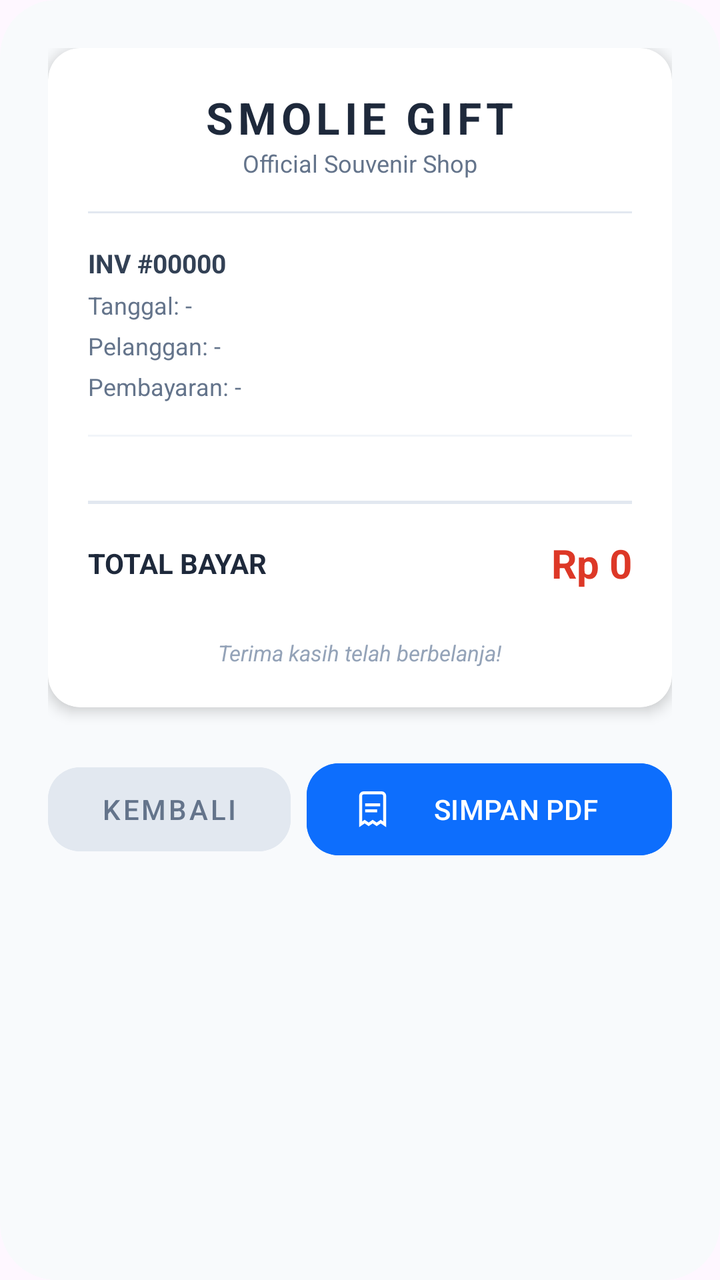
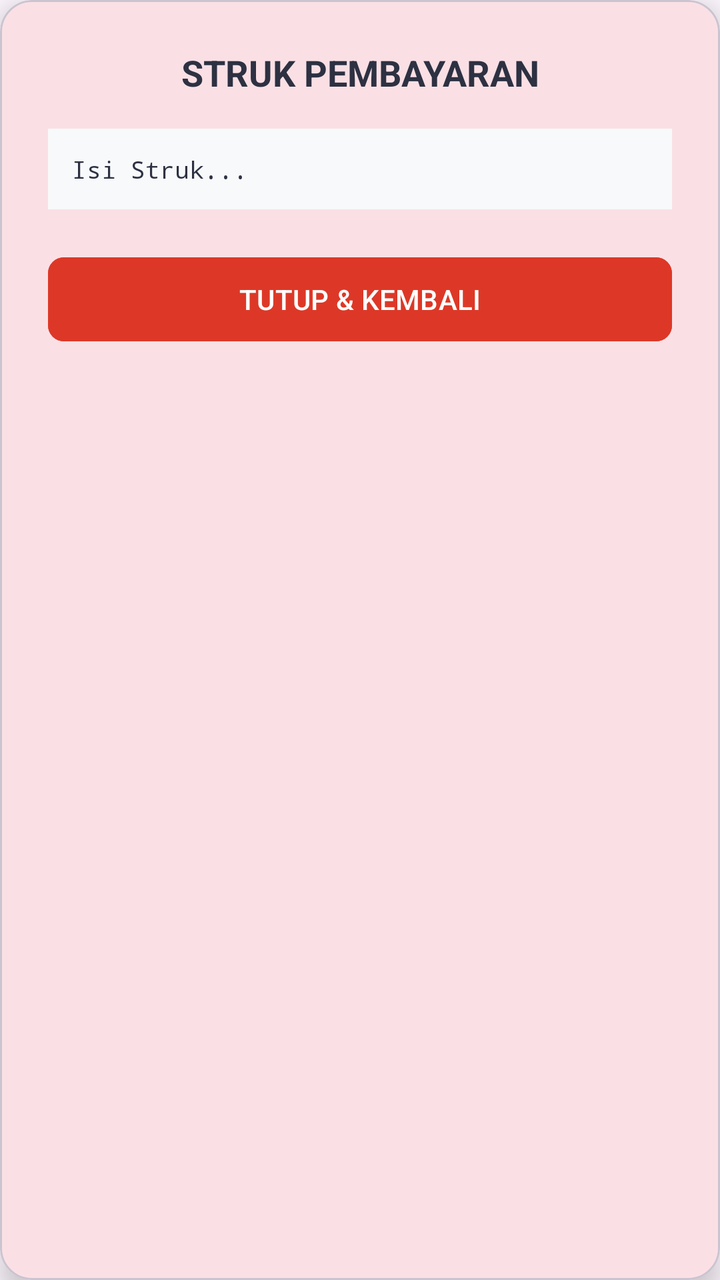

An Android layout rendered at two revisions. The XML below is the earlier revision; the diff shows what the commit changed to produce the second picture.
<!-- AndroidManifest.xml: application theme Theme.SmolieGiftMobile -->
<!-- res/layout/dialog_struk.xml -->
<?xml version="1.0" encoding="utf-8"?>
<com.google.android.material.card.MaterialCardView xmlns:android="http://schemas.android.com/apk/res/android"
    xmlns:app="http://schemas.android.com/apk/res-auto"
    android:layout_width="match_parent"
    android:layout_height="wrap_content"
    app:cardCornerRadius="28dp"
    app:cardElevation="0dp"
    app:strokeWidth="0dp"
    app:cardBackgroundColor="#F8FAFC">

    <LinearLayout
        android:layout_width="match_parent"
        android:layout_height="wrap_content"
        android:orientation="vertical"
        android:padding="24dp">

        
        <com.google.android.material.card.MaterialCardView
            android:layout_width="match_parent"
            android:layout_height="wrap_content"
            app:cardCornerRadius="16dp"
            app:cardElevation="4dp"
            app:strokeWidth="0dp"
            app:cardBackgroundColor="#FFFFFF">

            <LinearLayout
                android:layout_width="match_parent"
                android:layout_height="wrap_content"
                android:orientation="vertical"
                android:padding="20dp">

                <TextView
                    android:layout_width="wrap_content"
                    android:layout_height="wrap_content"
                    android:text="SMOLIE GIFT"
                    android:textSize="22sp"
                    android:textStyle="bold"
                    android:textColor="#1E293B"
                    android:layout_gravity="center"
                    android:letterSpacing="0.1" />

                <TextView
                    android:layout_width="wrap_content"
                    android:layout_height="wrap_content"
                    android:text="Official Souvenir Shop"
                    android:textSize="12sp"
                    android:textColor="#64748B"
                    android:layout_gravity="center"
                    android:layout_marginBottom="16dp" />

                <View
                    android:layout_width="match_parent"
                    android:layout_height="1dp"
                    android:background="#E2E8F0"
                    android:layout_marginBottom="16dp" />

                <TextView
                    android:id="@+id/tvStrukInv"
                    android:layout_width="wrap_content"
                    android:layout_height="wrap_content"
                    android:text="INV #00000"
                    android:textSize="13sp"
                    android:textStyle="bold"
                    android:textColor="#334155" />

                <TextView
                    android:id="@+id/tvStrukTanggal"
                    android:layout_width="wrap_content"
                    android:layout_height="wrap_content"
                    android:text="Tanggal: -"
                    android:textSize="12sp"
                    android:textColor="#64748B"
                    android:layout_marginTop="4dp" />

                <TextView
                    android:id="@+id/tvStrukNama"
                    android:layout_width="wrap_content"
                    android:layout_height="wrap_content"
                    android:text="Pelanggan: -"
                    android:textSize="12sp"
                    android:textColor="#64748B"
                    android:layout_marginTop="4dp" />

                <TextView
                    android:id="@+id/tvStrukMetode"
                    android:layout_width="wrap_content"
                    android:layout_height="wrap_content"
                    android:text="Pembayaran: -"
                    android:textSize="12sp"
                    android:textColor="#64748B"
                    android:layout_marginTop="4dp" />

                <View
                    android:layout_width="match_parent"
                    android:layout_height="1dp"
                    android:background="#F1F5F9"
                    android:layout_marginTop="16dp"
                    android:layout_marginBottom="16dp" />

                <LinearLayout
                    android:id="@+id/llStrukItems"
                    android:layout_width="match_parent"
                    android:layout_height="wrap_content"
                    android:orientation="vertical" />

                <View
                    android:layout_width="match_parent"
                    android:layout_height="1.5dp"
                    android:background="#E2E8F0"
                    android:layout_marginTop="16dp"
                    android:layout_marginBottom="16dp" />

                <RelativeLayout
                    android:layout_width="match_parent"
                    android:layout_height="wrap_content">
                    <TextView
                        android:layout_width="wrap_content"
                        android:layout_height="wrap_content"
                        android:text="TOTAL BAYAR"
                        android:textStyle="bold"
                        android:textColor="#1E293B"
                        android:layout_centerVertical="true" />
                    <TextView
                        android:id="@+id/tvStrukTotal"
                        android:layout_width="wrap_content"
                        android:layout_height="wrap_content"
                        android:text="Rp 0"
                        android:textSize="20sp"
                        android:textStyle="bold"
                        android:textColor="#DD3827"
                        android:layout_alignParentEnd="true" />
                </RelativeLayout>

                <TextView
                    android:layout_width="wrap_content"
                    android:layout_height="wrap_content"
                    android:text="Terima kasih telah berbelanja!"
                    android:textSize="11sp"
                    android:textColor="#94A3B8"
                    android:layout_gravity="center"
                    android:layout_marginTop="24dp"
                    android:textStyle="italic" />

            </LinearLayout>
        </com.google.android.material.card.MaterialCardView>

        
        <LinearLayout
            android:layout_width="match_parent"
            android:layout_height="wrap_content"
            android:orientation="horizontal"
            android:layout_marginTop="24dp">

            <com.google.android.material.button.MaterialButton
                android:id="@+id/btnDialogTutupStruk"
                android:layout_width="0dp"
                android:layout_height="54dp"
                android:layout_weight="1"
                android:text="KEMBALI"
                android:textColor="#64748B"
                android:backgroundTint="#E2E8F0"
                app:cornerRadius="16dp"
                android:layout_marginEnd="8dp"
                style="@style/Widget.MaterialComponents.Button.UnelevatedButton"/>

            <com.google.android.material.button.MaterialButton
                android:id="@+id/btnDialogPrintAction"
                android:layout_width="0dp"
                android:layout_height="54dp"
                android:layout_weight="1.5"
                android:text="SIMPAN PDF"
                android:textColor="#FFFFFF"
                android:backgroundTint="#0D6EFD"
                app:icon="@drawable/receipt"
                app:iconTint="#FFFFFF"
                app:cornerRadius="16dp"
                android:elevation="4dp"/>
        </LinearLayout>

    </LinearLayout>
</com.google.android.material.card.MaterialCardView>
<!-- resources referenced by this layout -->
<resources>
  <!-- drawable receipt (drawable) -->
  <vector xmlns:android="http://schemas.android.com/apk/res/android"
      android:width="512dp"
      android:height="512dp"
      android:viewportWidth="24"
      android:viewportHeight="24">
    <path
        android:fillColor="#FF000000"
        android:pathData="M21,23.9l-3.663,-2.511 -2.664,1.825 -2.666,-1.826L9.341,23.212 6.67,21.386 3,23.9V3A3,3 0,0 1,6 0H18a3,3 0,0 1,3 3ZM6.67,18.962l2.67,1.826 2.667,-1.826 2.666,1.826 2.665,-1.827L19,20.1V3a1,1 0,0 0,-1 -1H6A1,1 0,0 0,5 3V20.1Z"/>
    <path
        android:fillColor="#FF000000"
        android:pathData="M7,8h10v2h-10z"/>
    <path
        android:fillColor="#FF000000"
        android:pathData="M7,12h8v2h-8z"/>
  </vector>
  <style name="Theme.SmolieGiftMobile" parent="Base.Theme.SmolieGiftMobile" />
  <style name="Base.Theme.SmolieGiftMobile" parent="Theme.Material3.DayNight.NoActionBar">
          
          <item name="colorPrimary">#DD3827</item>
          <item name="colorOnPrimary">#FFFFFF</item>
      </style>
</resources>

<!-- the commit's change to res/layout/dialog_struk.xml (unified diff, before → after) -->
@@ -3,10 +3,9 @@
     xmlns:app="http://schemas.android.com/apk/res-auto"
     android:layout_width="match_parent"
     android:layout_height="wrap_content"
-    app:cardCornerRadius="28dp"
-    app:cardElevation="0dp"
-    app:strokeWidth="0dp"
-    app:cardBackgroundColor="#F8FAFC">
+    app:cardCornerRadius="16dp"
+    app:cardElevation="8dp"
+    android:layout_margin="24dp">
 
     <LinearLayout
         android:layout_width="match_parent"
@@ -14,168 +13,42 @@
         android:orientation="vertical"
         android:padding="24dp">
 
-        
-        <com.google.android.material.card.MaterialCardView
+        <TextView
             android:layout_width="match_parent"
             android:layout_height="wrap_content"
-            app:cardCornerRadius="16dp"
-            app:cardElevation="4dp"
-            app:strokeWidth="0dp"
-            app:cardBackgroundColor="#FFFFFF">
+            android:text="STRUK PEMBAYARAN"
+            android:textStyle="bold"
+            android:textSize="18sp"
+            android:textColor="#2D3142"
+            android:gravity="center"
+            android:layout_marginBottom="16dp"/>
 
-            <LinearLayout
+        <ScrollView
+            android:layout_width="match_parent"
+            android:layout_height="wrap_content"
+            android:maxHeight="300dp"
+            android:background="#F8F9FA"
+            android:padding="12dp">
+
+            <TextView
+                android:id="@+id/tvIsiStruk"
                 android:layout_width="match_parent"
                 android:layout_height="wrap_content"
-                android:orientation="vertical"
-                android:padding="20dp">
+                android:text="Isi Struk..."
+                android:textColor="#2D3142"
+                android:typeface="monospace"
+                android:textSize="12sp"/>
+        </ScrollView>
 
-                <TextView
-                    android:layout_width="wrap_content"
-                    android:layout_height="wrap_content"
-                    android:text="SMOLIE GIFT"
-                    android:textSize="22sp"
-                    android:textStyle="bold"
-                    android:textColor="#1E293B"
-                    android:layout_gravity="center"
-                    android:letterSpacing="0.1" />
-
-                <TextView
-                    android:layout_width="wrap_content"
-                    android:layout_height="wrap_content"
-                    android:text="Official Souvenir Shop"
-                    android:textSize="12sp"
-                    android:textColor="#64748B"
-                    android:layout_gravity="center"
-                    android:layout_marginBottom="16dp" />
-
-                <View
-                    android:layout_width="match_parent"
-                    android:layout_height="1dp"
-                    android:background="#E2E8F0"
-                    android:layout_marginBottom="16dp" />
-
-                <TextView
-                    android:id="@+id/tvStrukInv"
-                    android:layout_width="wrap_content"
-                    android:layout_height="wrap_content"
-                    android:text="INV #00000"
-                    android:textSize="13sp"
-                    android:textStyle="bold"
-                    android:textColor="#334155" />
-
-                <TextView
-                    android:id="@+id/tvStrukTanggal"
-                    android:layout_width="wrap_content"
-                    android:layout_height="wrap_content"
-                    android:text="Tanggal: -"
-                    android:textSize="12sp"
-                    android:textColor="#64748B"
-                    android:layout_marginTop="4dp" />
-
-                <TextView
-                    android:id="@+id/tvStrukNama"
-                    android:layout_width="wrap_content"
-                    android:layout_height="wrap_content"
-                    android:text="Pelanggan: -"
-                    android:textSize="12sp"
-                    android:textColor="#64748B"
-                    android:layout_marginTop="4dp" />
-
-                <TextView
-                    android:id="@+id/tvStrukMetode"
-                    android:layout_width="wrap_content"
-                    android:layout_height="wrap_content"
-                    android:text="Pembayaran: -"
-                    android:textSize="12sp"
-                    android:textColor="#64748B"
-                    android:layout_marginTop="4dp" />
-
-                <View
-                    android:layout_width="match_parent"
-                    android:layout_height="1dp"
-                    android:background="#F1F5F9"
-                    android:layout_marginTop="16dp"
-                    android:layout_marginBottom="16dp" />
-
-                <LinearLayout
-                    android:id="@+id/llStrukItems"
-                    android:layout_width="match_parent"
-                    android:layout_height="wrap_content"
-                    android:orientation="vertical" />
-
-                <View
-                    android:layout_width="match_parent"
-                    android:layout_height="1.5dp"
-                    android:background="#E2E8F0"
-                    android:layout_marginTop="16dp"
-                    android:layout_marginBottom="16dp" />
-
-                <RelativeLayout
-                    android:layout_width="match_parent"
-                    android:layout_height="wrap_content">
-                    <TextView
-                        android:layout_width="wrap_content"
-                        android:layout_height="wrap_content"
-                        android:text="TOTAL BAYAR"
-                        android:textStyle="bold"
-                        android:textColor="#1E293B"
-                        android:layout_centerVertical="true" />
-                    <TextView
-                        android:id="@+id/tvStrukTotal"
-                        android:layout_width="wrap_content"
-                        android:layout_height="wrap_content"
-                        android:text="Rp 0"
-                        android:textSize="20sp"
-                        android:textStyle="bold"
-                        android:textColor="#DD3827"
-                        android:layout_alignParentEnd="true" />
-                </RelativeLayout>
-
-                <TextView
-                    android:layout_width="wrap_content"
-                    android:layout_height="wrap_content"
-                    android:text="Terima kasih telah berbelanja!"
-                    android:textSize="11sp"
-                    android:textColor="#94A3B8"
-                    android:layout_gravity="center"
-                    android:layout_marginTop="24dp"
-                    android:textStyle="italic" />
-
-            </LinearLayout>
-        </com.google.android.material.card.MaterialCardView>
-
-        
-        <LinearLayout
+        <Button
+            android:id="@+id/btnTutupStruk"
             android:layout_width="match_parent"
-            android:layout_height="wrap_content"
-            android:orientation="horizontal"
-            android:layout_marginTop="24dp">
-
-            <com.google.android.material.button.MaterialButton
-                android:id="@+id/btnDialogTutupStruk"
-                android:layout_width="0dp"
-                android:layout_height="54dp"
-                android:layout_weight="1"
-                android:text="KEMBALI"
-                android:textColor="#64748B"
-                android:backgroundTint="#E2E8F0"
-                app:cornerRadius="16dp"
-                android:layout_marginEnd="8dp"
-                style="@style/Widget.MaterialComponents.Button.UnelevatedButton"/>
-
-            <com.google.android.material.button.MaterialButton
-                android:id="@+id/btnDialogPrintAction"
-                android:layout_width="0dp"
-                android:layout_height="54dp"
-                android:layout_weight="1.5"
-                android:text="SIMPAN PDF"
-                android:textColor="#FFFFFF"
-                android:backgroundTint="#0D6EFD"
-                app:icon="@drawable/receipt"
-                app:iconTint="#FFFFFF"
-                app:cornerRadius="16dp"
-                android:elevation="4dp"/>
-        </LinearLayout>
+            android:layout_height="50dp"
+            android:text="TUTUP &amp; KEMBALI"
+            android:backgroundTint="#DD3827"
+            android:textColor="#FFFFFF"
+            android:layout_marginTop="20dp"
+            app:cornerRadius="8dp"/>
 
     </LinearLayout>
 </com.google.android.material.card.MaterialCardView>
<!-- resource entries referenced after the edit -->
@@ -1,21 +1,5 @@
 <!-- resources referenced by this layout -->
 <resources>
-  <!-- drawable receipt (drawable) -->
-  <vector xmlns:android="http://schemas.android.com/apk/res/android"
-      android:width="512dp"
-      android:height="512dp"
-      android:viewportWidth="24"
-      android:viewportHeight="24">
-    <path
-        android:fillColor="#FF000000"
-        android:pathData="M21,23.9l-3.663,-2.511 -2.664,1.825 -2.666,-1.826L9.341,23.212 6.67,21.386 3,23.9V3A3,3 0,0 1,6 0H18a3,3 0,0 1,3 3ZM6.67,18.962l2.67,1.826 2.667,-1.826 2.666,1.826 2.665,-1.827L19,20.1V3a1,1 0,0 0,-1 -1H6A1,1 0,0 0,5 3V20.1Z"/>
-    <path
-        android:fillColor="#FF000000"
-        android:pathData="M7,8h10v2h-10z"/>
-    <path
-        android:fillColor="#FF000000"
-        android:pathData="M7,12h8v2h-8z"/>
-  </vector>
   <style name="Theme.SmolieGiftMobile" parent="Base.Theme.SmolieGiftMobile" />
   <style name="Base.Theme.SmolieGiftMobile" parent="Theme.Material3.DayNight.NoActionBar">
           
